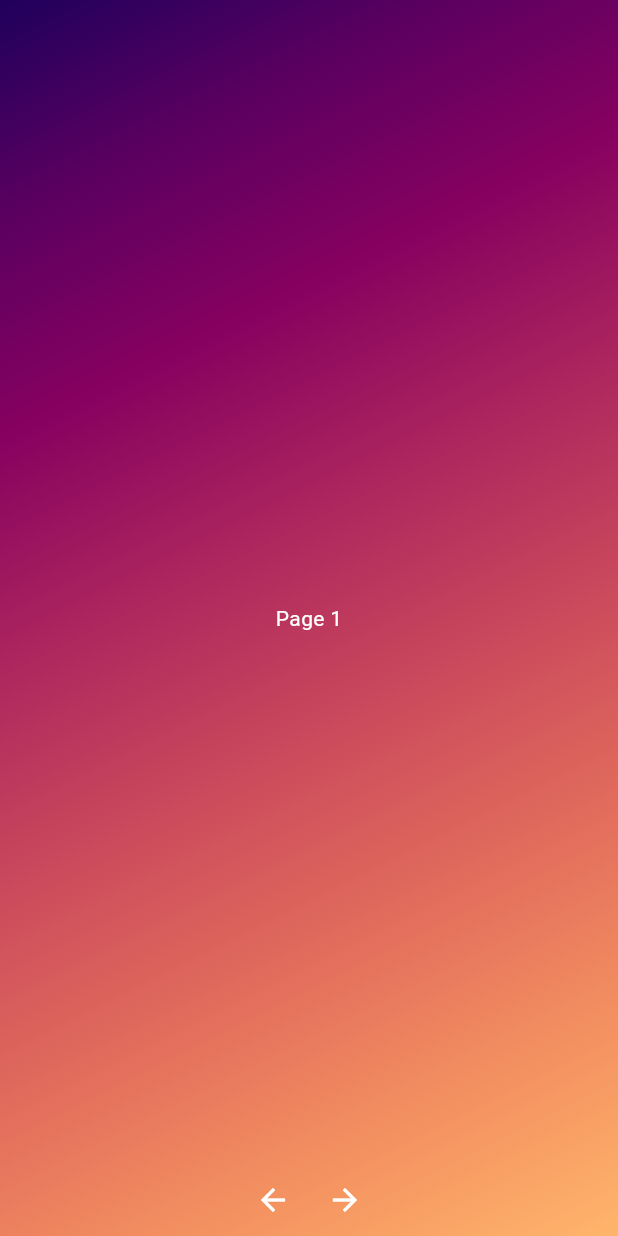
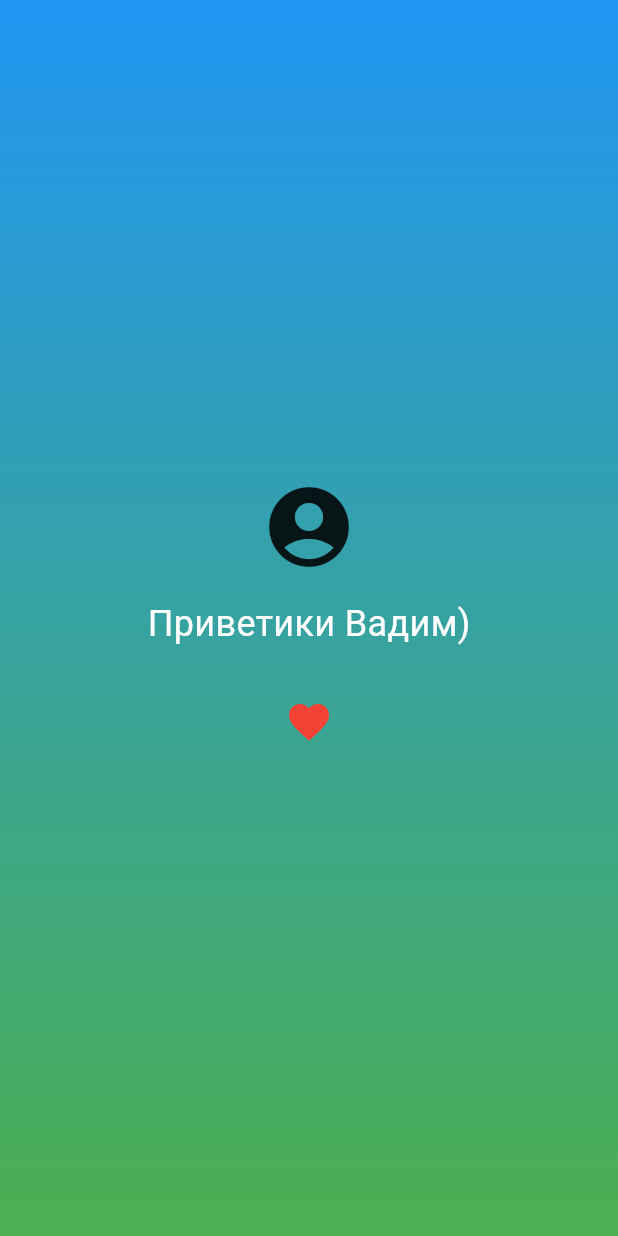
Before and after one commit to blablabla123-cell/meni, a Flutter app: the screen it shows after launch, on a phone screen of 412 x 824 dp. Run offline on Flutter 3.47's test engine with Material 3 defaults, Android fonts, the phone set to English and light mode, and no system bars.

Commit message:
ослание от Шифу

```diff
--- a/lib/application/application.dart
+++ b/lib/application/application.dart
@@ -1,8 +1,8 @@
 import 'package:flutter/material.dart';
 import 'package:meni/business_logic/text_size_inherited_widget.dart';
-
-import 'package:meni/presentation/boarding/boarding_screen.dart';
+import 'package:meni/main_screen/loading_screen/loading_screen.dart';
 import 'package:meni/core/themes.dart';
+import 'package:meni/main_screen/main_screen.dart';
 
 class Application extends StatelessWidget {
   const Application({super.key});
@@ -12,7 +12,7 @@ class Application extends StatelessWidget {
     return MaterialApp(
       theme: Themes.darkTheme,
       debugShowCheckedModeBanner: false,
-      home: const TextSizeInheritedWidget(size: 32.0, child: BoardingScreen()),
+      home: const TextSizeInheritedWidget(size: 32.0, child: MainScreen('Приветики Вадим)')),
     );
   }
 }
--- a/lib/main_screen/main_screen.dart
+++ b/lib/main_screen/main_screen.dart
@@ -10,14 +10,25 @@ class MainScreen extends StatelessWidget {
     return Scaffold(
       backgroundColor: Colors.transparent,
       body: Stack(
-        alignment: Alignment.bottomCenter,
+        alignment: Alignment.center,
         children: <Widget>[
           const BackgroundGradient(colors: Constants.boardingGradientColors),
           Column(
             mainAxisAlignment: MainAxisAlignment.center,
             children: <Widget>[
-              const Icon(Icons.account_circle),
-              Text(text),
+              const Icon(
+                Icons.account_circle,
+                size: 64.0, // Добавим размер для иконки
+              ),
+              const SizedBox(height: 16.0), // Немного отступа для улучшения интерфейса
+              Text(
+                text,
+                style: const TextStyle(
+                  fontSize: 24.0, // Стиль текста вынесен в константу
+                  color: Colors.white,
+                ),
+              ),
+              const SizedBox(height: 24.0), // Еще немного отступа между текстом и кнопкой
               IconButton(
                 icon: const Icon(Icons.favorite),
                 iconSize: 32.0,
@@ -56,5 +67,8 @@ class BackgroundGradient extends StatelessWidget {
 }
 
 class Constants {
-  static const List<Color> boardingGradientColors = <Color>[Colors.blue, Colors.green];
+  static const List<Color> boardingGradientColors = <Color>[
+    Colors.blue,
+    Colors.green
+  ];
 }
```
Also changed, not shown: lib/main_screen/loading_screen/loading_screen.dart (+27 -10 lines).
